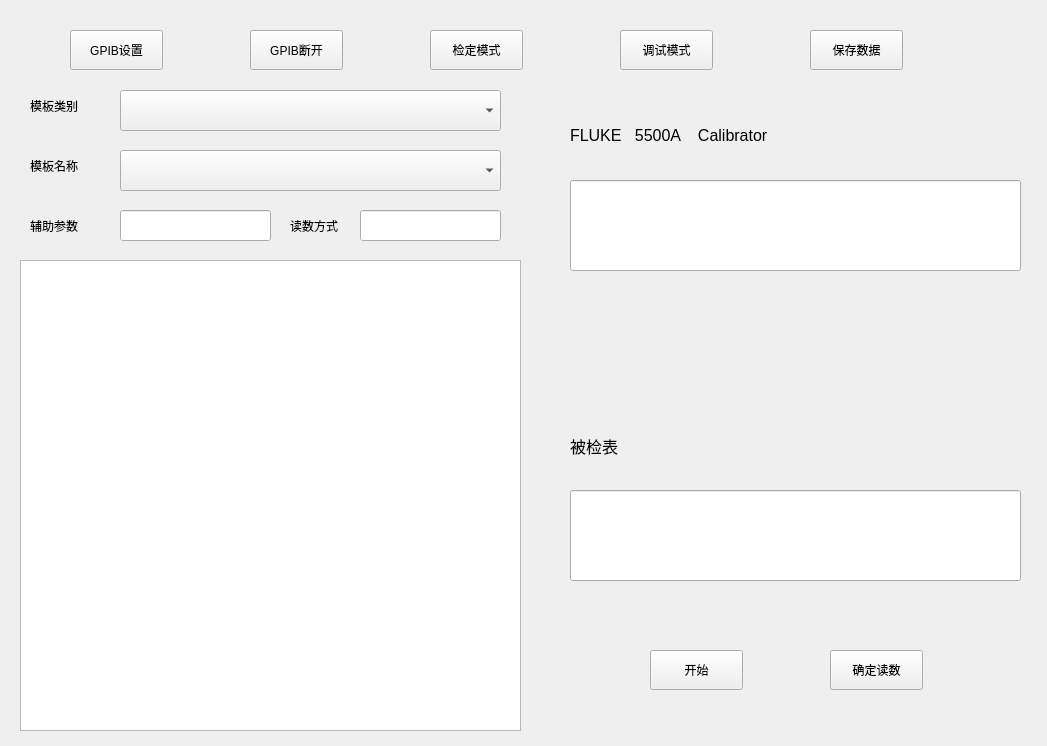
Above: frminspect/frminspectproject.ui from richardzjq/instrument_correction before the change. Below: the same form after it.
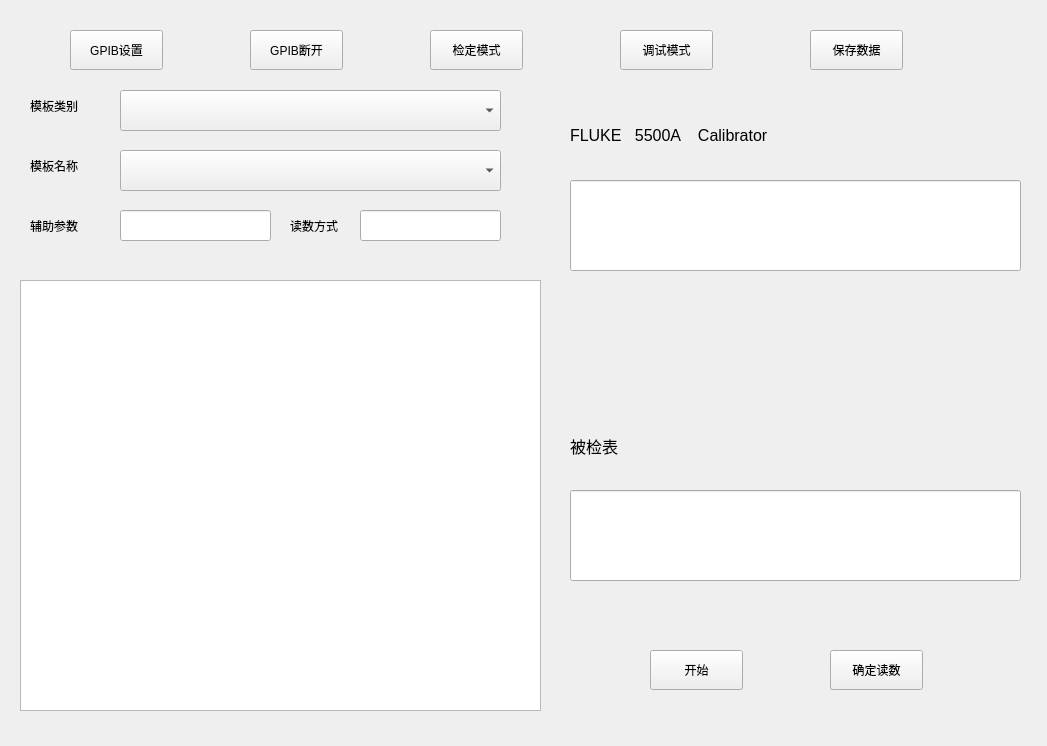
That is the form after the change.

Commit message: add inspect project and template

```diff
--- a/frminspect/frminspectproject.ui
+++ b/frminspect/frminspectproject.ui
@@ -210,16 +210,6 @@
     <string>辅助参数</string>
    </property>
   </widget>
-  <widget class="QTreeView" name="treeView_inspected_project">
-   <property name="geometry">
-    <rect>
-     <x>20</x>
-     <y>260</y>
-     <width>501</width>
-     <height>471</height>
-    </rect>
-   </property>
-  </widget>
   <widget class="QLabel" name="label_standard_source">
    <property name="geometry">
     <rect>
@@ -314,6 +304,16 @@
     <string>开始</string>
    </property>
   </widget>
+  <widget class="QTableWidget" name="tableWidget_inspect_result">
+   <property name="geometry">
+    <rect>
+     <x>20</x>
+     <y>280</y>
+     <width>521</width>
+     <height>431</height>
+    </rect>
+   </property>
+  </widget>
  </widget>
  <resources/>
  <connections/>
```
The commit also changes 10 other files.
